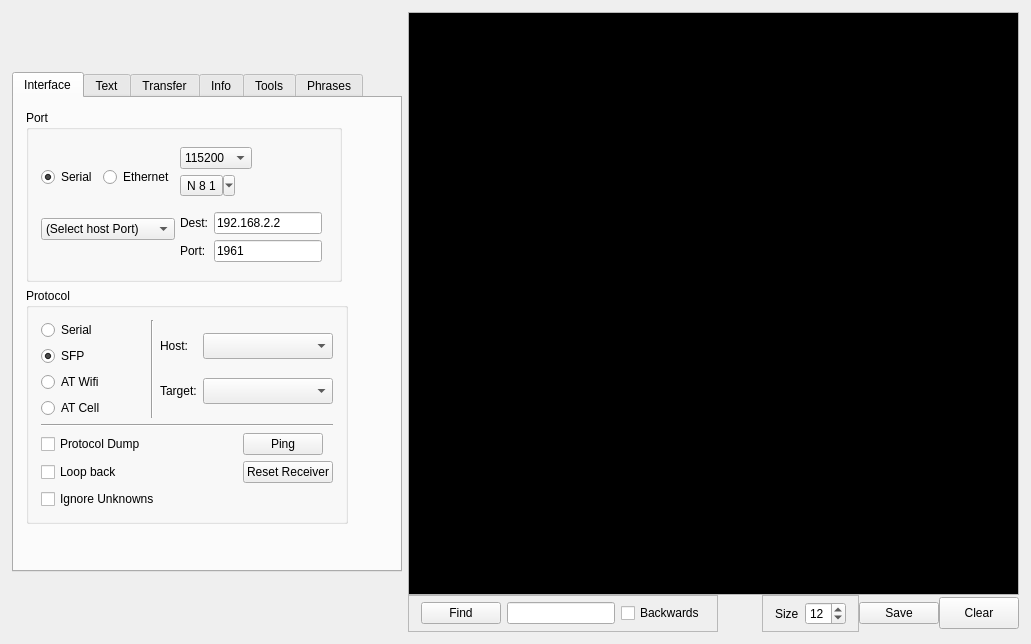
The window that mainWindow.ui (strawbot/TimbreTalk) describes before a commit, drawn with Qt 5.
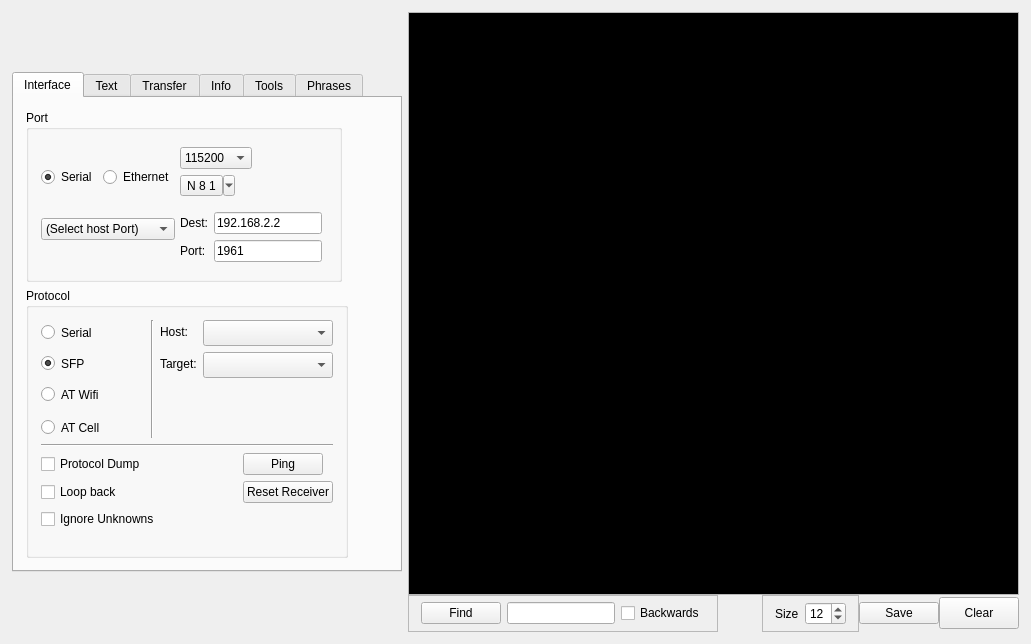
The same window after the commit. The open tabs and pages were chosen to show the change.

Commit message: GUI adjustments; fix font in Linux; group AT radio buttons

Patch:
```diff
--- a/mainWindow.ui
+++ b/mainWindow.ui
@@ -10,6 +10,12 @@
     <height>644</height>
    </rect>
   </property>
+  <property name="minimumSize">
+   <size>
+    <width>0</width>
+    <height>0</height>
+   </size>
+  </property>
   <property name="windowTitle">
    <string>MainWindow</string>
   </property>
@@ -308,28 +314,56 @@
             <item>
              <widget class="QGroupBox" name="groupBox_2">
               <property name="sizePolicy">
-               <sizepolicy hsizetype="Fixed" vsizetype="Minimum">
+               <sizepolicy hsizetype="Maximum" vsizetype="Minimum">
                 <horstretch>0</horstretch>
                 <verstretch>0</verstretch>
                </sizepolicy>
               </property>
+              <property name="minimumSize">
+               <size>
+                <width>0</width>
+                <height>0</height>
+               </size>
+              </property>
               <property name="title">
                <string>Protocol</string>
               </property>
-              <layout class="QVBoxLayout" name="verticalLayout_12">
-               <item>
-                <layout class="QVBoxLayout" name="verticalLayout_3">
-                 <item>
                   <layout class="QHBoxLayout" name="horizontalLayout_6">
                    <item>
-                    <layout class="QHBoxLayout" name="horizontalLayout_15">
+                <layout class="QVBoxLayout" name="verticalLayout_3">
                      <item>
-                      <layout class="QVBoxLayout" name="verticalLayout_4">
+                  <layout class="QHBoxLayout" name="horizontalLayout_5">
+                   <item>
+                    <layout class="QVBoxLayout" name="verticalLayout">
                        <item>
                         <widget class="QRadioButton" name="Serial1">
+                       <property name="sizePolicy">
+                        <sizepolicy hsizetype="Minimum" vsizetype="Maximum">
+                         <horstretch>0</horstretch>
+                         <verstretch>0</verstretch>
+                        </sizepolicy>
+                       </property>
+                       <property name="minimumSize">
+                        <size>
+                         <width>0</width>
+                         <height>25</height>
+                        </size>
+                       </property>
+                       <property name="baseSize">
+                        <size>
+                         <width>0</width>
+                         <height>0</height>
+                        </size>
+                       </property>
                          <property name="text">
                           <string>Serial</string>
                          </property>
+                       <property name="iconSize">
+                        <size>
+                         <width>16</width>
+                         <height>24</height>
+                        </size>
+                       </property>
                          <property name="checked">
                           <bool>false</bool>
                          </property>
@@ -340,9 +374,27 @@
                        </item>
                        <item>
                         <widget class="QRadioButton" name="SFP">
+                       <property name="sizePolicy">
+                        <sizepolicy hsizetype="Minimum" vsizetype="Maximum">
+                         <horstretch>0</horstretch>
+                         <verstretch>0</verstretch>
+                        </sizepolicy>
+                       </property>
+                       <property name="minimumSize">
+                        <size>
+                         <width>0</width>
+                         <height>25</height>
+                        </size>
+                       </property>
                          <property name="text">
                           <string>SFP</string>
                          </property>
+                       <property name="iconSize">
+                        <size>
+                         <width>16</width>
+                         <height>16</height>
+                        </size>
+                       </property>
                          <property name="checked">
                           <bool>true</bool>
                          </property>
@@ -352,7 +404,19 @@
                         </widget>
                        </item>
                        <item>
-                        <widget class="QRadioButton" name="AT">
+                      <widget class="QRadioButton" name="ATwifi">
+                       <property name="sizePolicy">
+                        <sizepolicy hsizetype="Minimum" vsizetype="Maximum">
+                         <horstretch>0</horstretch>
+                         <verstretch>0</verstretch>
+                        </sizepolicy>
+                       </property>
+                       <property name="minimumSize">
+                        <size>
+                         <width>0</width>
+                         <height>25</height>
+                        </size>
+                       </property>
                          <property name="text">
                           <string>AT Wifi</string>
                          </property>
@@ -362,7 +426,25 @@
                         </widget>
                        </item>
                        <item>
-                        <widget class="QRadioButton" name="radioButton">
+                      <widget class="QRadioButton" name="ATcell">
+                       <property name="sizePolicy">
+                        <sizepolicy hsizetype="Minimum" vsizetype="Maximum">
+                         <horstretch>0</horstretch>
+                         <verstretch>0</verstretch>
+                        </sizepolicy>
+                       </property>
+                       <property name="minimumSize">
+                        <size>
+                         <width>0</width>
+                         <height>25</height>
+                        </size>
+                       </property>
+                       <property name="maximumSize">
+                        <size>
+                         <width>16777215</width>
+                         <height>20</height>
+                        </size>
+                       </property>
                          <property name="text">
                           <string>AT Cell</string>
                          </property>
@@ -383,8 +465,6 @@
                        </property>
                       </spacer>
                      </item>
-                    </layout>
-                   </item>
                    <item>
                     <widget class="Line" name="line_2">
                      <property name="orientation">
@@ -393,17 +473,15 @@
                     </widget>
                    </item>
                    <item>
-                    <layout class="QVBoxLayout" name="verticalLayout">
-                     <item>
-                      <layout class="QHBoxLayout" name="horizontalLayout_26">
-                       <item>
+                    <layout class="QFormLayout" name="formLayout_6">
+                     <item row="0" column="0">
                         <widget class="QLabel" name="label_5">
                          <property name="text">
                           <string>Host:</string>
                          </property>
                         </widget>
                        </item>
-                       <item>
+                     <item row="0" column="1">
                         <widget class="QComboBox" name="whoFrom">
                          <property name="sizePolicy">
                           <sizepolicy hsizetype="Expanding" vsizetype="Fixed">
@@ -425,18 +503,14 @@
                          </property>
                         </widget>
                        </item>
-                      </layout>
-                     </item>
-                     <item>
-                      <layout class="QHBoxLayout" name="horizontalLayout_28">
-                       <item>
+                     <item row="1" column="0">
                         <widget class="QLabel" name="label_4">
                          <property name="text">
                           <string>Target:</string>
                          </property>
                         </widget>
                        </item>
-                       <item>
+                     <item row="1" column="1">
                         <widget class="QComboBox" name="whoTo">
                          <property name="minimumSize">
                           <size>
@@ -456,8 +530,6 @@
                      </item>
                     </layout>
                    </item>
-                  </layout>
-                 </item>
                  <item>
                   <widget class="Line" name="line_5">
                    <property name="orientation">
@@ -467,26 +539,6 @@
                  </item>
                  <item>
                   <layout class="QGridLayout" name="gridLayout_6">
-                   <item row="0" column="2">
-                    <spacer name="horizontalSpacer_4">
-                     <property name="orientation">
-                      <enum>Qt::Horizontal</enum>
-                     </property>
-                     <property name="sizeHint" stdset="0">
-                      <size>
-                       <width>40</width>
-                       <height>20</height>
-                      </size>
-                     </property>
-                    </spacer>
-                   </item>
-                   <item row="1" column="0">
-                    <widget class="QCheckBox" name="LoopBack">
-                     <property name="text">
-                      <string>Loop back</string>
-                     </property>
-                    </widget>
-                   </item>
                    <item row="0" column="0">
                     <widget class="QCheckBox" name="ProtocolDump">
                      <property name="text">
@@ -494,7 +546,20 @@
                      </property>
                     </widget>
                    </item>
-                   <item row="0" column="3">
+                   <item row="0" column="1">
+                    <spacer name="horizontalSpacer_4">
+                     <property name="orientation">
+                      <enum>Qt::Horizontal</enum>
+                     </property>
+                     <property name="sizeHint" stdset="0">
+                      <size>
+                       <width>40</width>
+                       <height>20</height>
+                      </size>
+                     </property>
+                    </spacer>
+                   </item>
+                   <item row="0" column="2">
                     <widget class="QPushButton" name="Ping">
                      <property name="sizePolicy">
                       <sizepolicy hsizetype="Fixed" vsizetype="Fixed">
@@ -507,7 +572,14 @@
                      </property>
                     </widget>
                    </item>
-                   <item row="1" column="3">
+                   <item row="1" column="0">
+                    <widget class="QCheckBox" name="LoopBack">
+                     <property name="text">
+                      <string>Loop back</string>
+                     </property>
+                    </widget>
+                   </item>
+                   <item row="1" column="2">
                     <widget class="QPushButton" name="ResetRcvr">
                      <property name="sizePolicy">
                       <sizepolicy hsizetype="Fixed" vsizetype="Fixed">
@@ -529,11 +601,6 @@
                    </item>
                   </layout>
                  </item>
-                </layout>
-               </item>
-              </layout>
-             </widget>
-            </item>
             <item>
              <spacer name="verticalSpacer_6">
               <property name="orientation">
@@ -542,10 +609,15 @@
               <property name="sizeHint" stdset="0">
                <size>
                 <width>20</width>
-                <height>40</height>
+                     <height>106</height>
                </size>
               </property>
              </spacer>
+                 </item>
+                </layout>
+               </item>
+              </layout>
+             </widget>
             </item>
            </layout>
           </widget>
```
Left out of the diff: 102 changed lines with no effect on the pictures. Lines whose indentation alone changed are shown as unchanged. The commit also changes 5 other files.
